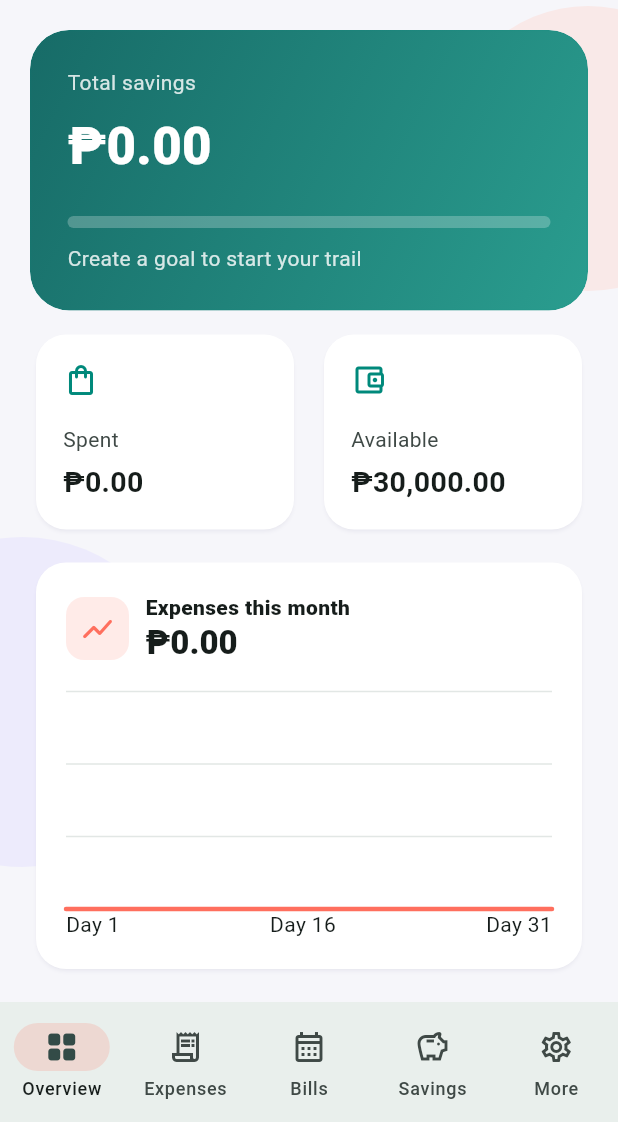
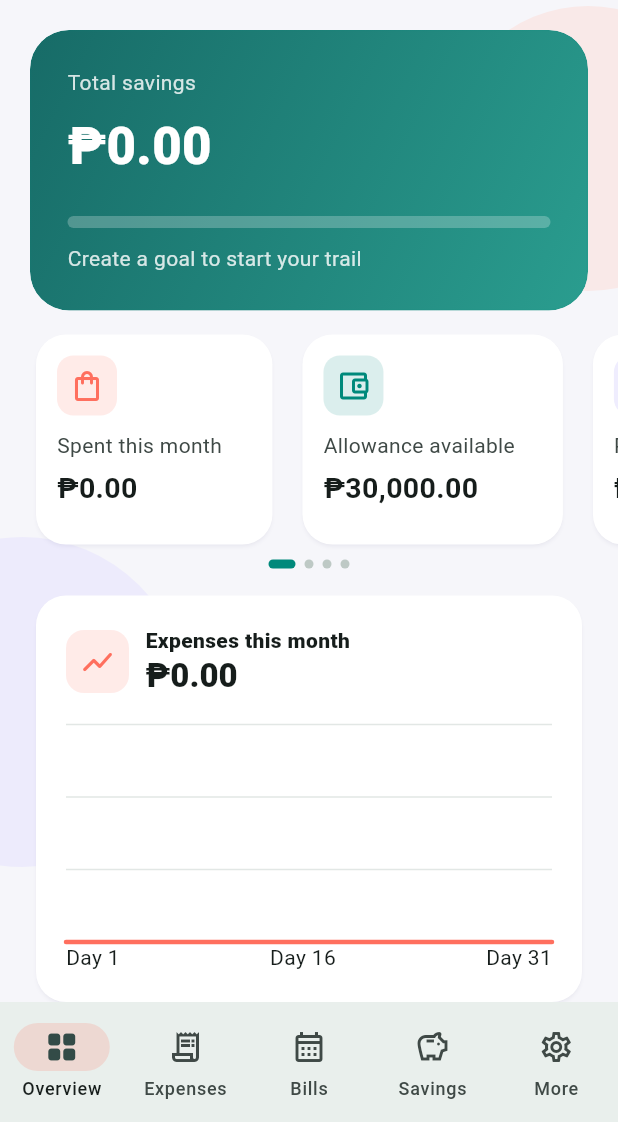
Before and after one commit to vileanreal/MoneyTrail, a Flutter app: the screen it shows after launch, after a tap on "Start my trail", on a phone screen of 412 x 824 dp, the part 114-1236 px from its top. Run offline on Flutter 3.47's test engine with Material 3 defaults, Android fonts, the phone set to English and light mode, and no system bars; our stand-ins replace flutter_local_notifications, flutter_timezone, open_filex, package_info_plus, shared_preferences, timezone and 1 more.

Commit message:
Polish payment groups and overview carousel

```diff
--- a/lib/main.dart
+++ b/lib/main.dart
@@ -250,6 +250,8 @@ class AppStore extends ChangeNotifier {
   double get billsLeftTotal => bills.fold(0, (a, b) => a + b.amountLeft);
   double get totalSavings => savings.fold(0, (a, s) => a + s.saved);
   double get savingsTarget => savings.fold(0, (a, s) => a + s.target);
+  double get savingsRemaining =>
+      savings.fold(0, (total, goal) => total + goal.remaining);
   double get remaining => monthlyBudget - monthExpenses - unpaidBills;
 
   Future<void> load() async {
@@ -1100,27 +1102,33 @@ class Dashboard extends StatelessWidget {
           ),
         ),
         const SizedBox(height: 12),
-        Padding(
-          padding: const EdgeInsets.symmetric(horizontal: 20),
-          child: Row(
-            children: [
-              Expanded(
-                child: MetricCard(
-                  icon: Icons.shopping_bag_outlined,
-                  label: 'Spent',
-                  value: money(store.monthExpenses),
-                ),
-              ),
-              const SizedBox(width: 12),
-              Expanded(
-                child: MetricCard(
-                  icon: Icons.account_balance_wallet_outlined,
-                  label: 'Available',
-                  value: money(store.remaining),
-                ),
-              ),
-            ],
-          ),
+        StatsCarousel(
+          items: [
+            MetricData(
+              icon: Icons.shopping_bag_outlined,
+              label: 'Spent this month',
+              value: money(store.monthExpenses),
+              color: coral,
+            ),
+            MetricData(
+              icon: Icons.account_balance_wallet_outlined,
+              label: 'Allowance available',
+              value: money(store.remaining),
+              color: teal,
+            ),
+            MetricData(
+              icon: Icons.event_note_outlined,
+              label: 'Payments due',
+              value: money(store.unpaidBills),
+              color: const Color(0xFF8B7CF6),
+            ),
+            MetricData(
+              icon: Icons.flag_outlined,
+              label: 'Savings to go',
+              value: money(store.savingsRemaining),
+              color: const Color(0xFFFFA23A),
+            ),
+          ],
         ),
         MonthlyExpenseChart(expenses: store.expenses),
         SectionTitle(
@@ -1331,27 +1339,125 @@ class GlassPanel extends StatelessWidget {
   );
 }
 
+class MetricData {
+  const MetricData({
+    required this.icon,
+    required this.label,
+    required this.value,
+    required this.color,
+  });
+  final IconData icon;
+  final String label;
+  final String value;
+  final Color color;
+}
+
+class StatsCarousel extends StatefulWidget {
+  const StatsCarousel({super.key, required this.items});
+  final List<MetricData> items;
+
+  @override
+  State<StatsCarousel> createState() => _StatsCarouselState();
+}
+
+class _StatsCarouselState extends State<StatsCarousel> {
+  late final PageController controller;
+  int page = 0;
+
+  @override
+  void initState() {
+    super.initState();
+    controller = PageController(viewportFraction: .47);
+  }
+
+  @override
+  void dispose() {
+    controller.dispose();
+    super.dispose();
+  }
+
+  @override
+  Widget build(BuildContext context) => Column(
+    children: [
+      SizedBox(
+        height: 148,
+        child: PageView.builder(
+          controller: controller,
+          padEnds: false,
+          itemCount: widget.items.length,
+          onPageChanged: (value) => setState(() => page = value),
+          itemBuilder: (_, index) {
+            final item = widget.items[index];
+            return Padding(
+              padding: EdgeInsets.only(
+                left: index == 0 ? 20 : 4,
+                right: index == widget.items.length - 1 ? 20 : 8,
+              ),
+              child: MetricCard(
+                icon: item.icon,
+                label: item.label,
+                value: item.value,
+                color: item.color,
+              ),
+            );
+          },
+        ),
+      ),
+      const SizedBox(height: 6),
+      Row(
+        mainAxisAlignment: MainAxisAlignment.center,
+        children: List.generate(
+          widget.items.length,
+          (index) => AnimatedContainer(
+            duration: const Duration(milliseconds: 220),
+            width: index == page ? 18 : 6,
+            height: 6,
+            margin: const EdgeInsets.symmetric(horizontal: 3),
+            decoration: BoxDecoration(
+              color: index == page
+                  ? teal
+                  : Theme.of(context).colorScheme.outlineVariant,
+              borderRadius: BorderRadius.circular(8),
+            ),
+          ),
+        ),
+      ),
+    ],
+  );
+}
+
 class MetricCard extends StatelessWidget {
   const MetricCard({
     super.key,
     required this.icon,
     required this.label,
     required this.value,
+    this.color = teal,
   });
   final IconData icon;
   final String label;
   final String value;
+  final Color color;
   @override
   Widget build(BuildContext context) => Card(
     child: Padding(
-      padding: const EdgeInsets.all(18),
+      padding: const EdgeInsets.all(14),
       child: Column(
         crossAxisAlignment: CrossAxisAlignment.start,
         children: [
-          Icon(icon, color: teal),
-          const SizedBox(height: 18),
+          Container(
+            padding: const EdgeInsets.all(8),
+            decoration: BoxDecoration(
+              color: color.withValues(alpha: .14),
+              borderRadius: BorderRadius.circular(11),
+            ),
+            child: Icon(icon, color: color),
+          ),
+          const SizedBox(height: 10),
           Text(
             label,
+            maxLines: 2,
+            overflow: TextOverflow.ellipsis,
             style: TextStyle(
               color: Theme.of(context).colorScheme.onSurfaceVariant,
             ),
@@ -1705,6 +1811,10 @@ class _BillsTypeTab extends StatelessWidget {
             margin: const EdgeInsets.only(bottom: 14),
             child: ExpansionTile(
               initiallyExpanded: true,
+              shape: const RoundedRectangleBorder(side: BorderSide.none),
+              collapsedShape: const RoundedRectangleBorder(
+                side: BorderSide.none,
+              ),
               leading: const CircleAvatar(
                 backgroundColor: teal,
                 foregroundColor: Colors.white,
@@ -1733,6 +1843,11 @@ class _BillsTypeTab extends StatelessWidget {
           Card(
             margin: const EdgeInsets.only(bottom: 14),
             child: ExpansionTile(
+              initiallyExpanded: true,
+              shape: const RoundedRectangleBorder(side: BorderSide.none),
+              collapsedShape: const RoundedRectangleBorder(
+                side: BorderSide.none,
+              ),
               leading: const CircleAvatar(
                 backgroundColor: Color(0xFF8B7CF6),
                 foregroundColor: Colors.white,
@@ -2321,7 +2436,7 @@ class SettingsPage extends StatelessWidget {
             ),
             const SizedBox(width: 10),
             Text(
-              'Victor Leandro R. Dela Cruz',
+              'VLRDC',
               style: Theme.of(
                 context,
               ).textTheme.titleSmall?.copyWith(fontWeight: FontWeight.w700),
--- a/pubspec.yaml
+++ b/pubspec.yaml
@@ -16,7 +16,7 @@ publish_to: 'none' # Remove this line if you wish to publish to pub.dev
 # https://developer.apple.com/library/archive/documentation/General/Reference/InfoPlistKeyReference/Articles/CoreFoundationKeys.html
 # In Windows, build-name is used as the major, minor, and patch parts
 # of the product and file versions while build-number is used as the build suffix.
-version: 1.0.0+2
+version: 1.0.0+3
 
 environment:
   sdk: ^3.12.2
```
Also changed, not shown: 1 other file.
